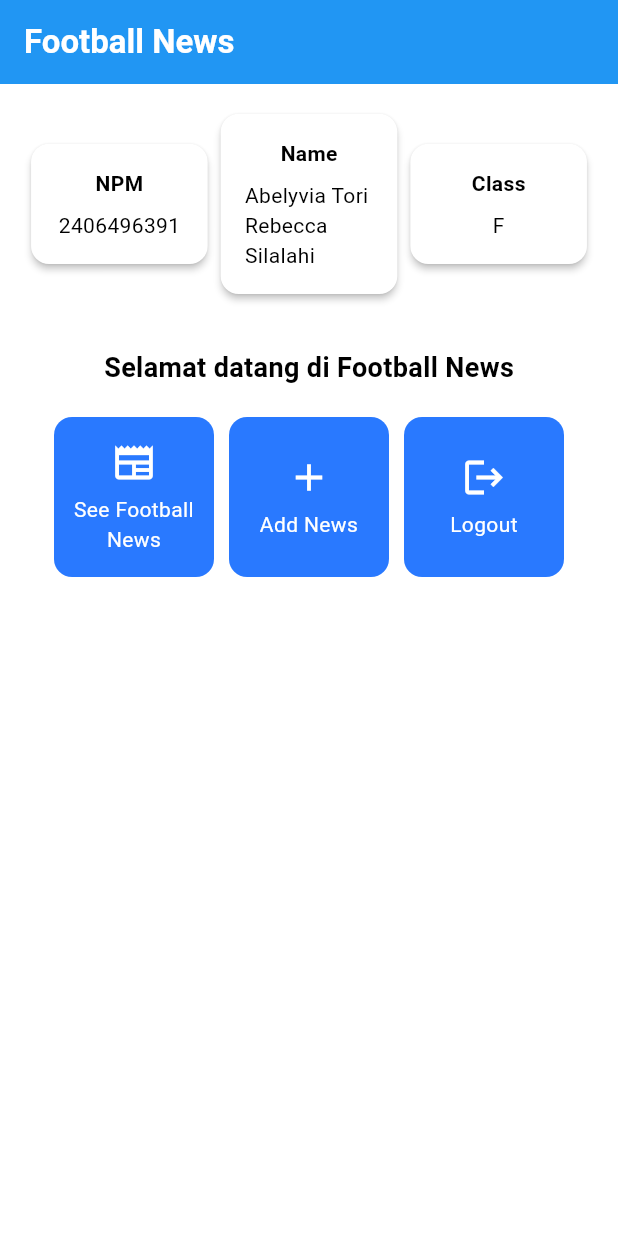
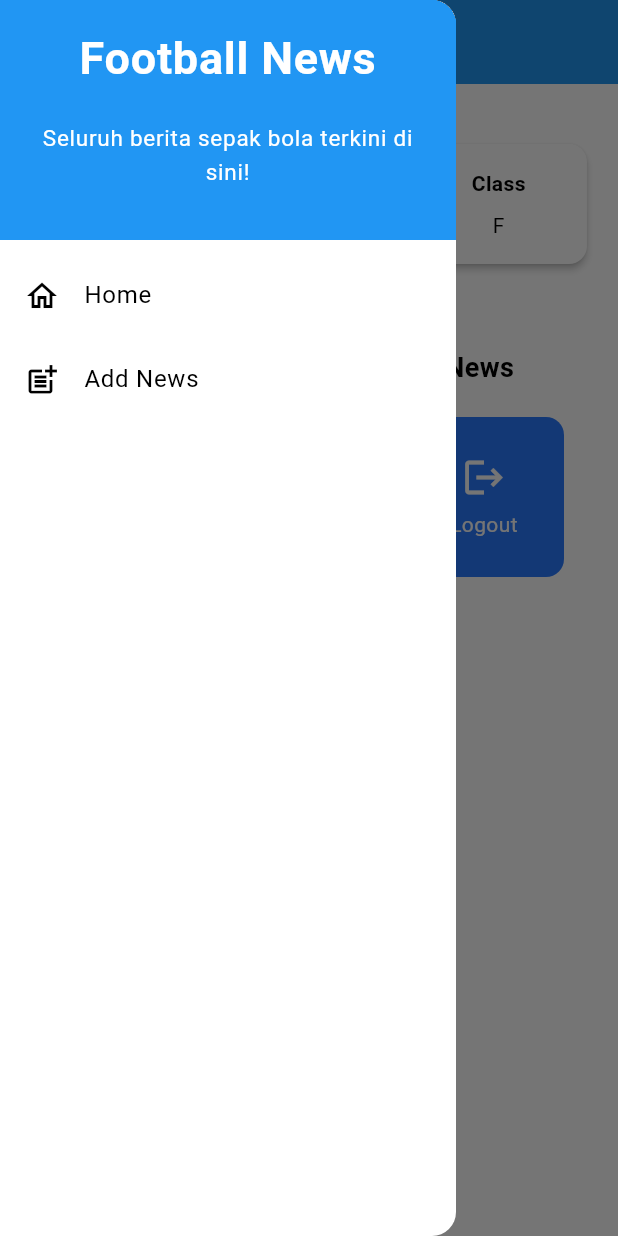
Before and after one commit to torilima/football-news-mobile, a Flutter app: the screen it shows after launch, with the side drawer open (before the commit the screen has no drawer), on a phone screen of 412 x 824 dp. Run offline on Flutter 3.47's test engine with Material 3 defaults, Android fonts, the phone set to English and light mode, and no system bars.

Commit message:
Tutorial 7

```diff
--- a/lib/main.dart
+++ b/lib/main.dart
@@ -1,5 +1,5 @@
 import 'package:flutter/material.dart';
-import 'package:football_news/menu.dart';
+import 'package:football_news/screens/menu.dart';
 
 void main() {
   runApp(const MyApp());
--- a/lib/menu.dart
+++ b/lib/screens/menu.dart
@@ -1,4 +1,7 @@
 import 'package:flutter/material.dart';
+import 'package:football_news/widgets/left_drawer.dart';
+import 'package:football_news/widgets/news_card.dart';
+
 
 class MyHomePage extends StatelessWidget {
     MyHomePage({super.key});
@@ -30,7 +33,8 @@ class MyHomePage extends StatelessWidget {
         // Warna latar belakang AppBar diambil dari skema warna tema aplikasi.
         backgroundColor: Theme.of(context).colorScheme.primary,
       ),
-      // Body halaman dengan padding di sekelilingnya.
+      drawer: LeftDrawer(),
+       // Body halaman dengan padding di sekelilingnya.
       body: Padding(
         padding: const EdgeInsets.all(16.0),
         // Menyusun widget secara vertikal dalam sebuah kolom.
@@ -152,12 +156,16 @@ class ItemCard extends StatelessWidget {
       child: InkWell(
         // Aksi ketika kartu ditekan.
         onTap: () {
-          // Menampilkan pesan SnackBar saat kartu ditekan.
+          // Memunculkan SnackBar ketika diklik
           ScaffoldMessenger.of(context)
             ..hideCurrentSnackBar()
-            ..showSnackBar(
-              SnackBar(content: Text("Kamu telah menekan tombol ${item.name}!"))
-            );
+            ..showSnackBar(SnackBar(
+                content: Text("Kamu telah menekan tombol ${item.name}!")));
+
+          // Navigate ke route yang sesuai (tergantung jenis tombol)
+          if (item.name == "Add News") {
+            // TODO: Gunakan Navigator.push untuk melakukan navigasi ke MaterialPageRoute yang mencakup NewsFormPage.
+          }
         },
         // Container untuk menyimpan Icon dan Text
         child: Container(
--- /dev/null
+++ b/lib/widgets/left_drawer.dart
@@ -0,0 +1,65 @@
+import 'package:flutter/material.dart';
+import 'package:football_news/screens/menu.dart';
+import 'package:football_news/screens/newlist_form.dart';
+
+class LeftDrawer extends StatelessWidget {
+  const LeftDrawer({super.key});
+
+  @override
+  Widget build(BuildContext context) {
+    return Drawer(
+      child: ListView(
+        children: [
+          const DrawerHeader(
+            decoration: BoxDecoration(
+              color: Colors.blue,
+            ),
+            child: Column(
+              children: [
+                Text(
+                  'Football News',
+                  textAlign: TextAlign.center,
+                  style: TextStyle(
+                    fontSize: 30,
+                    fontWeight: FontWeight.bold,
+                    color: Colors.white,
+                  ),
+                ),
+                Padding(padding: EdgeInsets.all(10)),
+                Text("Seluruh berita sepak bola terkini di sini!", textAlign: TextAlign.center, style: TextStyle(fontSize: 15, fontWeight: FontWeight.normal, color: Colors.white)
+                    ),
+              ],
+            ),
+          ),
+          ListTile(
+            leading: const Icon(Icons.home_outlined),
+            title: const Text('Home'),
+            // Bagian redirection ke MyHomePage
+            onTap: () {
+              Navigator.pushReplacement(
+                  context,
+                  MaterialPageRoute(
+                    builder: (context) => MyHomePage(),
+                  ));
+            },
+          ),
+          ListTile(
+            leading: const Icon(Icons.post_add),
+            title: const Text('Add News'),
+            // Bagian redirection ke NewsFormPage
+            onTap: () {
+              Navigator.push(
+                context,
+                MaterialPageRoute(builder: (context) => const NewsFormPage()),
+              );
+              // /*
+              // TODO: Buatlah routing ke NewsFormPage di sini,
+              // setelah halaman NewsFormPage sudah dibuat.
+              // */
+            },
+          ),
+        ],
+      ),
+    );
+  }
+}
```
Also changed, not shown: lib/screens/newlist_form.dart (added, +212 -0 lines), lib/widgets/news_card.dart (added, +61 -0 lines), 1 other file.
